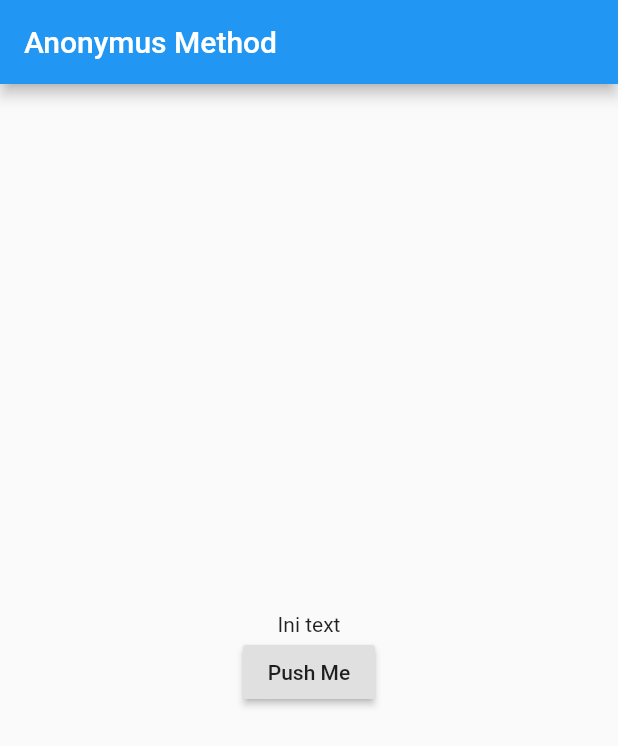
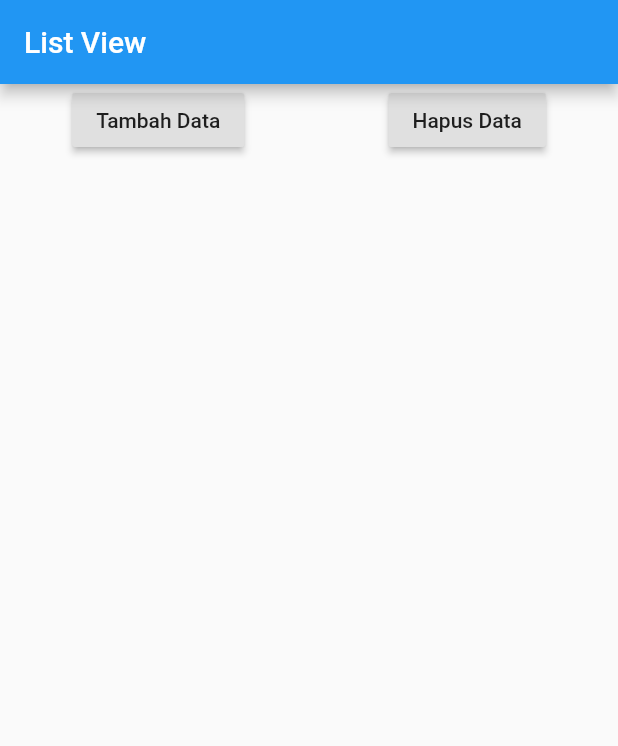
Before and after one commit to taufanbasri/flutter_basic, a Flutter app: the screen it shows after launch, on a phone screen of 412 x 824 dp. Shown: the top 746 px of the screen. Run offline on Flutter 3.47's test engine with Material 2 defaults, Android fonts, the phone set to English and light mode, and no system bars.

Commit message:
List View

```diff
--- a/lib/main.dart
+++ b/lib/main.dart
@@ -12,31 +12,49 @@ class MyApp extends StatefulWidget {
 }
 
 class _MyAppState extends State<MyApp> {
-  String message = "Ini text";
+  List<Widget> widgets = [];
+
+  int counter = 1;
 
   @override
   Widget build(BuildContext context) {
     return MaterialApp(
       home: Scaffold(
         appBar: AppBar(
-          title: const Text("Anonymus Method"),
+          title: const Text("List View"),
         ),
-        body: Center(
-          child: Column(
-            mainAxisAlignment: MainAxisAlignment.center,
-            children: <Widget>[
-              Text(message),
+        body: ListView(children: <Widget>[
+          Row(
+            mainAxisAlignment: MainAxisAlignment.spaceAround,
+            children: [
               RaisedButton(
+                child: const Text('Tambah Data'),
                 onPressed: () {
                   setState(() {
-                    message = "Tombol sudah ditekan";
+                    widgets.add(Text(
+                      "Data ke-$counter",
+                      style: const TextStyle(fontSize: 35),
+                    ));
+                    counter++;
                   });
                 },
-                child: const Text("Push Me"),
-              )
+              ),
+              RaisedButton(
+                child: const Text('Hapus Data'),
+                onPressed: () {
+                  setState(() {
+                    widgets.removeLast();
+                    counter--;
+                  });
+                },
+              ),
             ],
           ),
-        ),
+          Column(
+            crossAxisAlignment: CrossAxisAlignment.start,
+            children: widgets,
+          )
+        ]),
       ),
     );
   }
```
